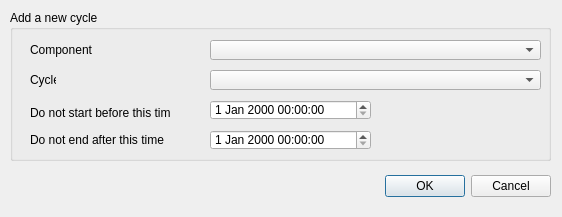
First picture: the form in UI/addcyclepanel.ui, repository fgabbaninililly/WFICycleScheduler, before the edit.
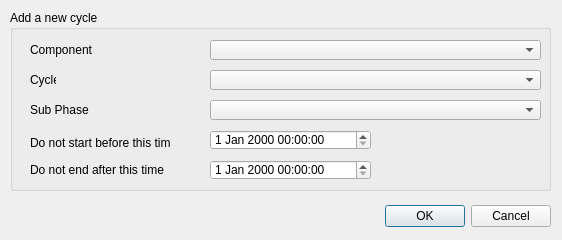
Second picture: the form after the edit.

The edit to the form file:
```diff
--- a/UI/addcyclepanel.ui
+++ b/UI/addcyclepanel.ui
@@ -7,7 +7,7 @@
     <x>0</x>
     <y>0</y>
     <width>562</width>
-    <height>217</height>
+    <height>240</height>
    </rect>
   </property>
   <property name="windowTitle">
@@ -20,7 +20,7 @@
    <property name="geometry">
     <rect>
      <x>380</x>
-     <y>170</y>
+     <y>200</y>
      <width>171</width>
      <height>32</height>
     </rect>
@@ -38,7 +38,7 @@
      <x>10</x>
      <y>10</y>
      <width>541</width>
-     <height>151</height>
+     <height>181</height>
     </rect>
    </property>
    <property name="title">
@@ -61,7 +61,7 @@
     <property name="geometry">
      <rect>
       <x>20</x>
-      <y>120</y>
+      <y>150</y>
       <width>141</width>
       <height>20</height>
      </rect>
@@ -74,7 +74,7 @@
     <property name="geometry">
      <rect>
       <x>20</x>
-      <y>95</y>
+      <y>125</y>
       <width>141</width>
       <height>16</height>
      </rect>
@@ -110,7 +110,7 @@
     <property name="geometry">
      <rect>
       <x>200</x>
-      <y>90</y>
+      <y>120</y>
       <width>161</width>
       <height>20</height>
      </rect>
@@ -120,7 +120,7 @@
     <property name="geometry">
      <rect>
       <x>200</x>
-      <y>120</y>
+      <y>150</y>
       <width>161</width>
       <height>20</height>
      </rect>
@@ -136,6 +136,29 @@
      </rect>
     </property>
    </widget>
+   <widget class="QLabel" name="lblSubPhase">
+    <property name="geometry">
+     <rect>
+      <x>20</x>
+      <y>90</y>
+      <width>61</width>
+      <height>20</height>
+     </rect>
+    </property>
+    <property name="text">
+     <string>Sub Phase</string>
+    </property>
+   </widget>
+   <widget class="QComboBox" name="cmbSubPhase">
+    <property name="geometry">
+     <rect>
+      <x>200</x>
+      <y>90</y>
+      <width>331</width>
+      <height>20</height>
+     </rect>
+    </property>
+   </widget>
   </widget>
  </widget>
  <resources/>
```
